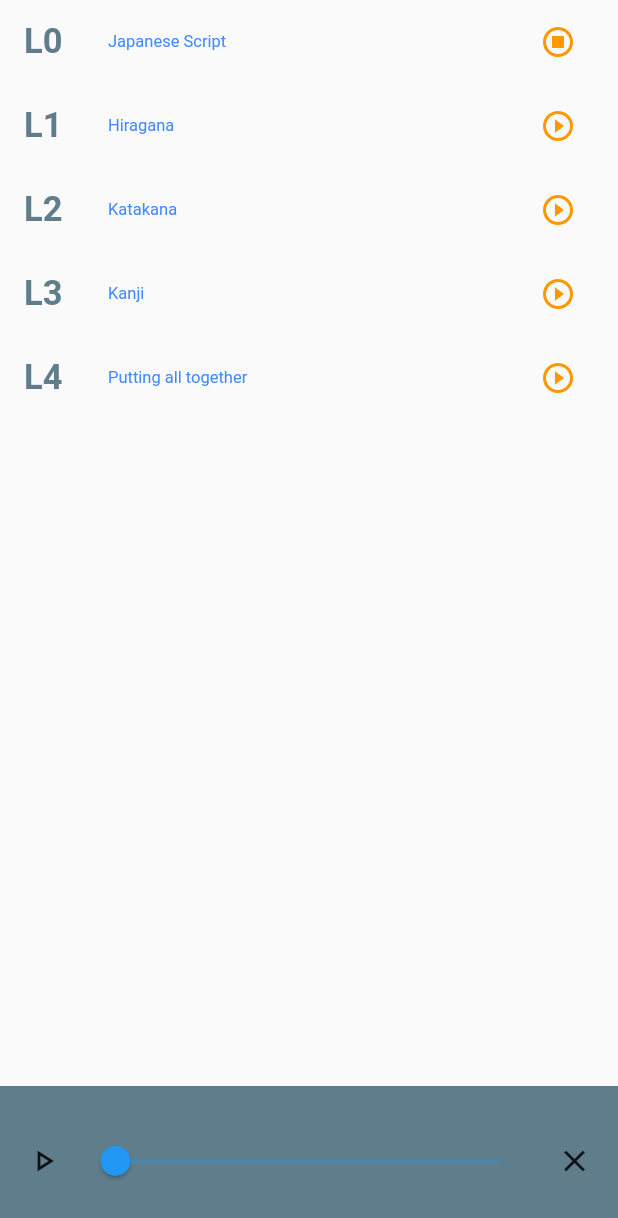
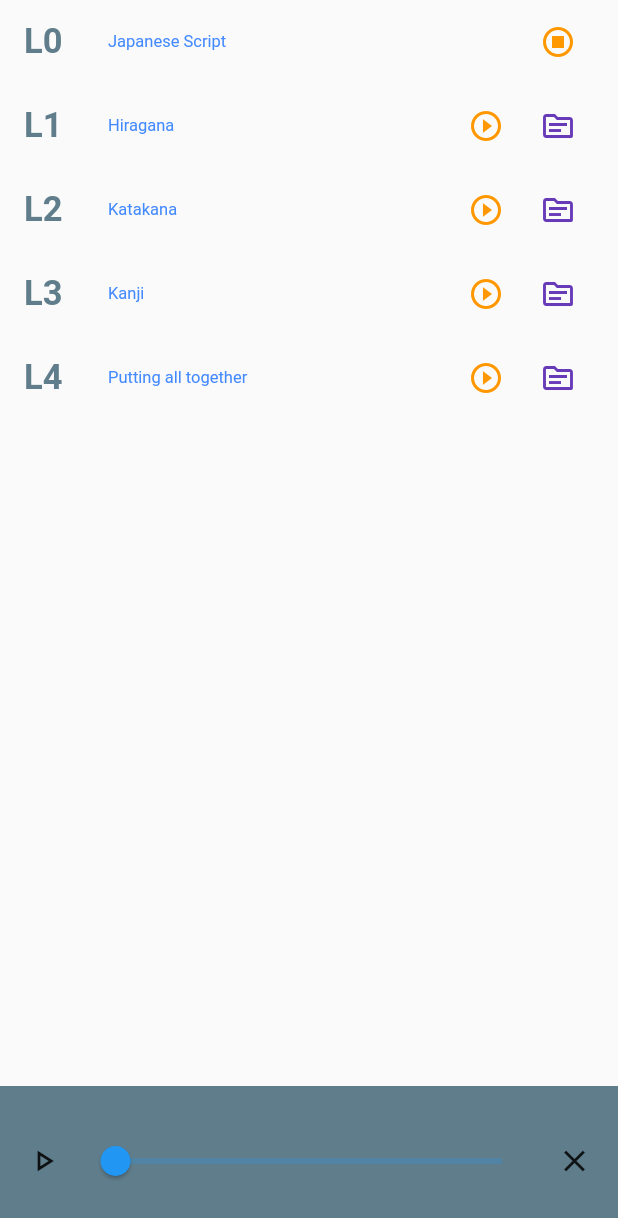
Before and after one commit to MalickArsalan/flutter-mobile-specific-features, a Flutter app: the LessonListWidget widget shown alone on an empty page, opened directly, after a tap on the "play circle outline" icon, after a tap on the "play arrow" icon, on a phone screen of 412 x 824 dp. Shown: the top 1218 px of the screen. Run offline on Flutter 3.47's test engine with Material 2 defaults, Android fonts, the phone set to English and light mode, and no system bars; our stand-ins replace audioplayers, video_player, webview_flutter.

Commit message:
Lesson URL Launcher(End)

```diff
--- a/Project/globoscript/lib/lesson-list.dart
+++ b/Project/globoscript/lib/lesson-list.dart
@@ -4,6 +4,8 @@ import 'package:flutter/material.dart';
 
 import 'package:audioplayers/audio_cache.dart';
 import 'package:audioplayers/audioplayers.dart';
+
+import 'package:url_launcher/url_launcher.dart';
 
 class LessonListWidget extends StatefulWidget {
   @override
@@ -63,33 +65,6 @@ class _LessonList extends State<LessonListWidget> {
     _lessons = fetchList();
   }
 
-  @override
-  void dispose() {
-    _lessonPlayer.stop();
-    _lessonPlayer.dispose();
-    super.dispose();
-  }
-
-  void _togglePause() {
-    setState(() {
-      if (_lessonPlayer.state == AudioPlayerState.PLAYING)
-        _lessonPlayer.pause();
-      else
-        _lessonPlayer.resume();
-    });
-  }
-
-  void _playLesson(dynamic lesson) {
-    _lessonPlayer.stop();
-    _audioCache.play(lesson["audio"]);
-    setState(() => _lessonPlaying = lesson);
-  }
-
-  void _stopPlayingLesson() {
-    _lessonPlayer.stop();
-    setState(() => _lessonPlaying = null);
-  }
-
   Widget build(BuildContext context) {
     return FutureBuilder(
         future: _lessons,
@@ -112,17 +87,24 @@ class _LessonList extends State<LessonListWidget> {
                             fontSize: 11.0,
                             fontWeight: FontWeight.normal,
                             color: Colors.blueAccent)),
-                    trailing: lesson["audio"] != null
-                        ? IconButton(
+                    trailing: Row(mainAxisSize: MainAxisSize.min, children: [
+                      if (lesson["audio"] != null)
+                        IconButton(
                           color: Colors.orange,
                           icon: Icon(_lessonPlaying == lesson
                               ? Icons.stop_circle_outlined
                               : Icons.play_circle_outline),
                           onPressed: () => _lessonPlaying == lesson
                               ? _stopPlayingLesson()
-                                : _playLesson(lesson))
-                        : null,
+                              : _playLesson(lesson),
                         ),
+                      if (lesson['page'] != null)
+                        IconButton(
+                            color: Colors.deepPurple,
+                            icon: Icon(Icons.topic_outlined),
+                            onPressed: () => _viewPage(lesson)),
+                    ]),
+                  )
               ],
             );
             if (_lessonPlaying == null) {
@@ -183,4 +165,56 @@ class _LessonList extends State<LessonListWidget> {
           }
         });
   }
+
+  void _viewPage(dynamic lesson) async {
+    String url = lesson['page'];
+    if (!await launch(url)) {
+      showDialog(
+          context: context,
+          builder: (BuildContext context) {
+            return AlertDialog(
+              title: Text('Page Launcher'),
+              // To display the title it is optional
+              content: Text('Cannot open the given url "$url"'),
+              // Message which will be pop up on the screen
+              // Action widget which will provide the user to acknowledge the choice
+              actions: [
+                TextButton(
+                  onPressed: () {
+                    Navigator.pop(context);
+                  },
+                  child: Text('Ok', style: TextStyle(color: Colors.black)),
+                ),
+              ],
+            );
+          });
     }
+  }
+
+  void _togglePause() {
+    setState(() {
+      if (_lessonPlayer.state == AudioPlayerState.PLAYING)
+        _lessonPlayer.pause();
+      else
+        _lessonPlayer.resume();
+    });
+  }
+
+  void _playLesson(dynamic lesson) {
+    _lessonPlayer.stop();
+    _audioCache.play(lesson["audio"]);
+    setState(() => _lessonPlaying = lesson);
+  }
+
+  void _stopPlayingLesson() {
+    _lessonPlayer.stop();
+    setState(() => _lessonPlaying = null);
+  }
+
+  @override
+  void dispose() {
+    _lessonPlayer.stop();
+    _lessonPlayer.dispose();
+    super.dispose();
+  }
+}
```
Lines whose indentation alone changed are shown as unchanged.
